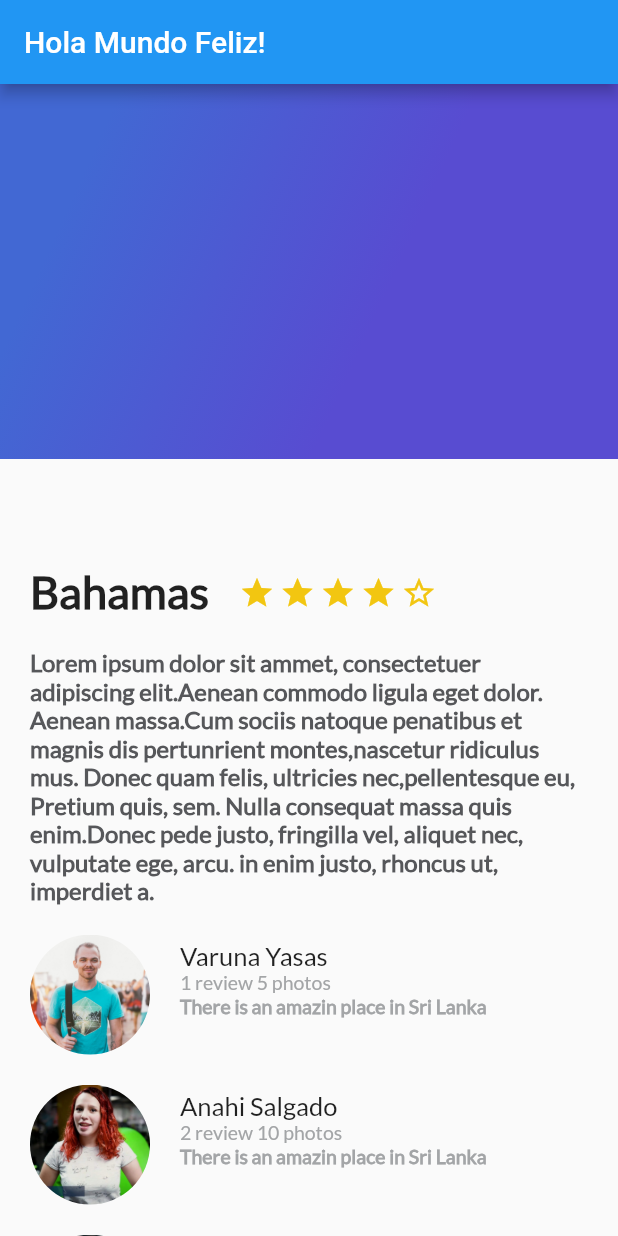
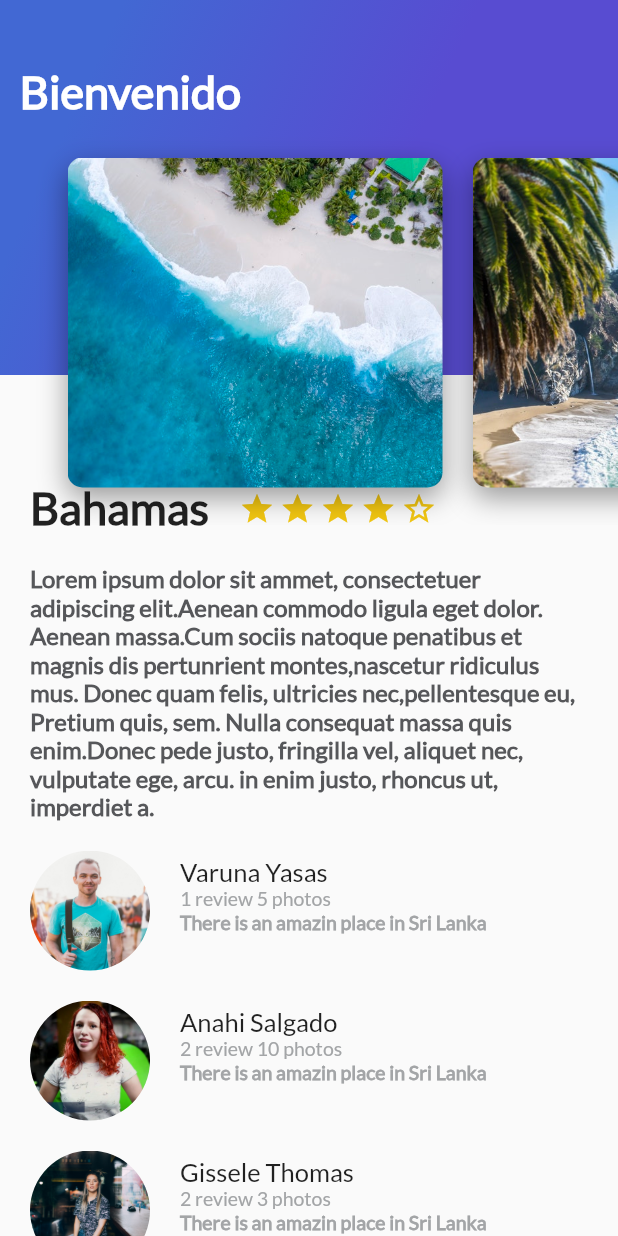
Before and after one commit to KennyTapia/Platzi-trips, a Flutter app: the screen it shows after launch, on a phone screen of 412 x 824 dp. Run offline on Flutter 3.47's test engine with Material 2 defaults, Android fonts, the phone set to English and light mode, and no system bars.

Commit message:
Add detail title and slider of places

```diff
--- /dev/null
+++ b/lib/card_image.dart
@@ -0,0 +1,41 @@
+import 'package:flutter/material.dart';
+
+class CardImage extends StatelessWidget {
+
+  String pathImage = "assets/img/beach.jpeg";
+
+  CardImage(this.pathImage);
+
+  @override
+  Widget build(BuildContext context) {
+
+    final card = Container(
+      height: 350.0,
+      width: 250.0,
+      margin: EdgeInsets.only(
+        top: 80.0,
+        left: 20.0
+      ),
+
+      decoration: BoxDecoration(
+        shape: BoxShape.rectangle,
+        borderRadius: BorderRadius.all(Radius.circular(10.0)),
+        boxShadow: <BoxShadow>[
+          BoxShadow(
+            color: Colors.black38,
+            blurRadius: 15.0,
+            offset: Offset(0.0, 7.0)
+          )
+        ],
+        image: DecorationImage(
+          fit: BoxFit.cover,
+          image: AssetImage(pathImage)
+        )
+      ),
+
+    );
+
+    return card;
+  }
+
+}
--- /dev/null
+++ b/lib/card_image_list.dart
@@ -0,0 +1,25 @@
+import 'package:flutter/material.dart';
+import 'package:platzi_trips/card_image.dart';
+
+class CardImageList extends StatelessWidget {
+
+  @override
+  Widget build(BuildContext context) {
+    return Container(
+      height: 350.0,
+      child: ListView(
+        padding: EdgeInsets.all(25.0),
+        scrollDirection: Axis.horizontal,
+        children: <Widget>[
+          CardImage("assets/img/beach.jpeg"),
+          CardImage("assets/img/beach_palm.jpeg"),
+          CardImage("assets/img/mountain_stars.jpeg"),
+          CardImage("assets/img/mountain.jpeg"),
+          CardImage("assets/img/river.jpeg"),
+          CardImage("assets/img/sunset.jpeg"),
+        ],
+      ),
+    );
+  }
+
+}
--- a/lib/gradient_back.dart
+++ b/lib/gradient_back.dart
@@ -1,6 +1,10 @@
 import 'package:flutter/material.dart';
 
 class GradientBack extends StatelessWidget {
+
+  String title = "Popular";
+
+  GradientBack(this.title);
 
   @override
   Widget build(BuildContext context) {
@@ -19,6 +23,19 @@ class GradientBack extends StatelessWidget {
           tileMode: TileMode.clamp
         )
       ),
+
+      child: Text(
+        title,
+        style: TextStyle(
+          color: Colors.white,
+          fontSize: 30.0,
+          fontFamily: "Lato",
+          fontWeight: FontWeight.bold
+        )
+      ),
+
+      alignment: Alignment(-0.9, -0.6),
+
     );
   }
 
--- /dev/null
+++ b/lib/header_appbar.dart
@@ -0,0 +1,17 @@
+import 'package:flutter/material.dart';
+import 'package:platzi_trips/gradient_back.dart';
+import 'package:platzi_trips/card_image_list.dart';
+
+class HeaderAppBar extends StatelessWidget {
+
+  @override
+  Widget build(BuildContext context) {
+    return Stack(
+      children: <Widget>[
+         GradientBack("Bienvenido"),
+         CardImageList()
+      ],
+    );
+  }
+
+}
--- a/lib/main.dart
+++ b/lib/main.dart
@@ -3,6 +3,7 @@ import 'package:platzi_trips/description_place.dart';
 import 'package:platzi_trips/gradient_back.dart';
 import 'package:platzi_trips/review.dart';
 import 'package:platzi_trips/review_list.dart';
+import 'package:platzi_trips/header_appbar.dart';
 
 String descriptionDummy = "Lorem ipsum dolor sit ammet, consectetuer adipiscing elit.Aenean commodo ligula eget dolor. Aenean massa.Cum sociis natoque penatibus et magnis dis pertunrient montes,nascetur ridiculus mus. Donec quam felis, ultricies nec,pellentesque eu, Pretium quis, sem. Nulla consequat massa quis enim.Donec pede justo, fringilla vel, aliquet nec, vulputate ege, arcu. in enim justo, rhoncus ut, imperdiet a.";
 
@@ -27,10 +28,6 @@ class MyApp extends StatelessWidget {
         primarySwatch: Colors.blue,
       ),
       home: Scaffold(
-        appBar: AppBar(
-          title: Text("Hola Mundo Feliz!"),
-        ),
-//        body: DescriptionPlace("Bahamas", 4, descriptionDummy),
         body: Stack(
           children: <Widget>[
             ListView(
@@ -39,7 +36,7 @@ class MyApp extends StatelessWidget {
                 ReviewList()
               ],
             ),
-            GradientBack(),
+            HeaderAppBar()
           ],
         ),
       )//MyHomePage(title: 'Flutter Demo Home Page'),
--- a/pubspec.yaml
+++ b/pubspec.yaml
@@ -74,6 +74,12 @@ flutter:
     - assets/img/people.jpg
     - assets/img/ann.jpg
     - assets/img/girl.jpg
+    - assets/img/beach_palm.jpeg
+    - assets/img/beach.jpeg
+    - assets/img/mountain_stars.jpeg
+    - assets/img/mountain.jpeg
+    - assets/img/river.jpeg
+    - assets/img/sunset.jpeg
 
   fonts:
     - family: Lato
```
Also changed, not shown: assets/img/beach.jpeg (added), assets/img/beach_palm.jpeg (added), assets/img/mountain.jpeg (added), assets/img/mountain_stars.jpeg (added), assets/img/river.jpeg (added), assets/img/sunset.jpeg (added), 1 other file.
